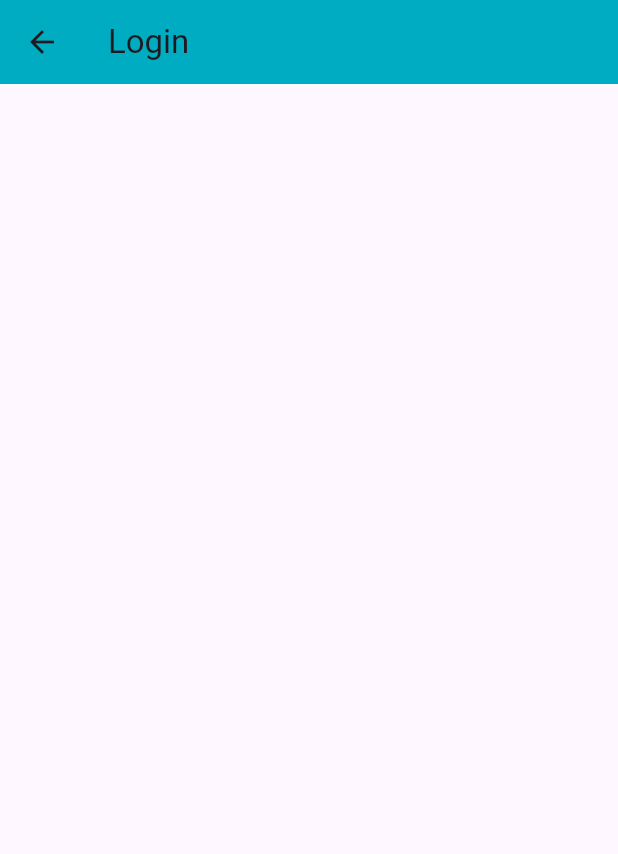
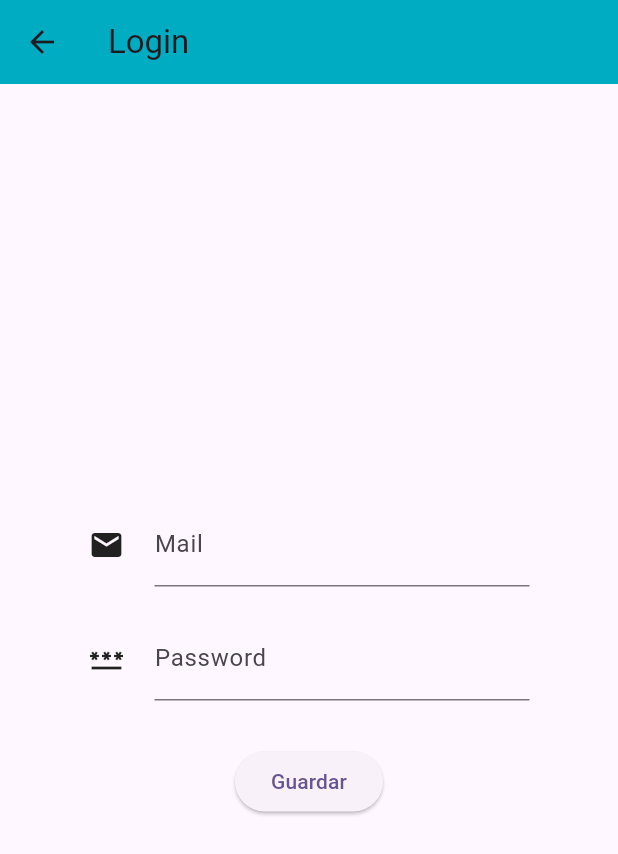
Before and after one commit to sergiohortua/crud_basic_with_firebase, a Flutter app: the screen it shows after launch, after a tap on "Login", on a phone screen of 412 x 824 dp. Shown: the top 854 px of the screen. Run offline on Flutter 3.47's test engine with Material 3 defaults, Android fonts, the phone set to English and light mode, and no system bars; our stand-ins replace firebase_auth, firebase_core; accounts and stored records are empty; network calls fail.

Commit message:
login and verify count

```diff
--- a/lib/main.dart
+++ b/lib/main.dart
@@ -29,7 +29,7 @@ class MyApp extends StatelessWidget {
       ),
       routes: {
         'home': (context) => const Home(),
-        'login': (context) => const Login(),
+        'login': (context) => Login(),
         'register': (context) => Register(),
         'cardCustom': (context) => const CardCustom(),
       },
--- a/lib/screen/login.dart
+++ b/lib/screen/login.dart
@@ -1,14 +1,87 @@
+import 'package:firebase_auth/firebase_auth.dart';
 import 'package:flutter/material.dart';
 
 class Login extends StatelessWidget {
-  const Login({super.key});
+  TextEditingController controllerMail = TextEditingController();
+  TextEditingController controllerPassword = TextEditingController();
+  FirebaseAuth user = FirebaseAuth.instance;
+
+  Login({super.key});
 
   @override
   Widget build(BuildContext context) {
     return Scaffold(
       appBar: AppBar(
-        title: Text('Login'),
+        title: const Text('Login'),
         backgroundColor: Colors.cyan[600],
+      ),
+      body: Center(
+        child: Column(
+          mainAxisSize: MainAxisSize.min,
+          children: [
+            Row(
+              mainAxisSize: MainAxisSize.min,
+              children: [
+                const Icon(Icons.email),
+                const SizedBox(
+                  width: 20.0,
+                ),
+                SizedBox(
+                  width: 250.0,
+                  child: TextField(
+                    controller: controllerMail,
+                    decoration: const InputDecoration(label: Text('Mail')),
+                  ),
+                ),
+              ],
+            ),
+            const SizedBox(
+              height: 20.0,
+            ),
+            Row(
+              mainAxisSize: MainAxisSize.min,
+              children: [
+                const Icon(Icons.password),
+                const SizedBox(width: 20.0),
+                SizedBox(
+                  width: 250.0,
+                  child: TextField(
+                    controller: controllerPassword,
+                    decoration: const InputDecoration(label: Text('Password')),
+                  ),
+                ),
+              ],
+            ),
+            const SizedBox(
+              height: 30.0,
+            ),
+            ElevatedButton(
+              onPressed: () async {
+                try {
+                  final newUser = await user.signInWithEmailAndPassword(
+                      email: controllerMail.text.trim(),
+                      password: controllerPassword.text.trim());
+
+                  if (newUser.user?.uid != null || newUser.user?.uid != '') {
+                    // ignore: use_build_context_synchronously
+                    Navigator.pushNamed(
+                      context,
+                      'cardCustom',
+                      arguments: {'uid': newUser.user?.email},
+                    );
+                  }
+                } catch (e) {
+                  // ignore: avoid_print
+                  print('ERROR ${e}');
+                }
+
+                controllerMail.clear();
+                controllerPassword.clear();
+              },
+              child: const Text('Guardar'),
+            ),
+          ],
+        ),
       ),
     );
   }
--- a/lib/screen/register.dart
+++ b/lib/screen/register.dart
@@ -59,8 +59,9 @@ class Register extends StatelessWidget {
               onPressed: () async {
                 try {
                   final newUser = await user.createUserWithEmailAndPassword(
-                      email: controllerMail.text,
-                      password: controllerPassword.text);
+                      email: controllerMail.text.trim(),
+                      password: controllerPassword.text.trim());
+                  await newUser.user!.sendEmailVerification();
 
                   if (newUser.user?.uid != null || newUser.user?.uid != '') {
                     // ignore: use_build_context_synchronously
```
